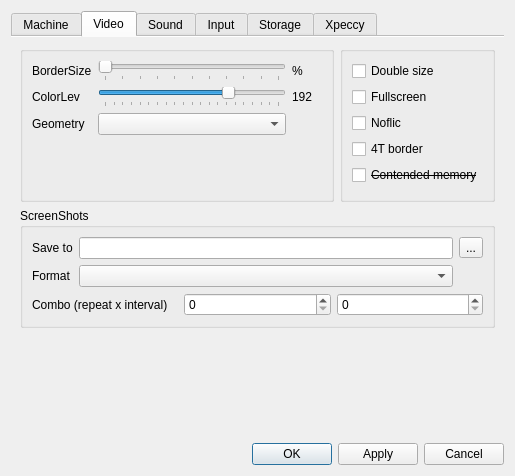
Old version of the form ui/setupwin.ui in the repository samstyle/Xpeccy.
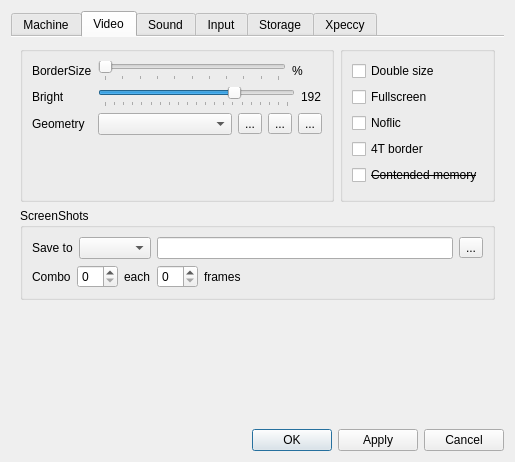
New version of the form. The open tabs and pages were chosen to show the change. Icons and pictures are not drawn.

Patch:
```diff
--- a/ui/setupwin.ui
+++ b/ui/setupwin.ui
@@ -7,7 +7,7 @@
     <x>0</x>
     <y>0</y>
     <width>505</width>
-    <height>476</height>
+    <height>462</height>
    </rect>
   </property>
   <property name="sizePolicy">
@@ -355,13 +355,22 @@
         <attribute name="title">
          <string>Video</string>
         </attribute>
-        <layout class="QVBoxLayout" name="verticalLayout_38">
+        <layout class="QVBoxLayout" name="verticalLayout_24">
          <item>
-          <layout class="QHBoxLayout" name="horizontalLayout_24">
+          <layout class="QHBoxLayout" name="horizontalLayout_27">
            <item>
             <widget class="QGroupBox" name="vidViewGBox">
-             <layout class="QGridLayout" name="gridLayout_19">
+             <layout class="QGridLayout" name="gridLayout_2">
+              <item row="0" column="0">
+               <widget class="QLabel" name="label_3">
+                <property name="text">
+                 <string>BorderSize</string>
+                </property>
+               </widget>
+              </item>
               <item row="0" column="1">
+               <layout class="QHBoxLayout" name="horizontalLayout_18">
+                <item>
                <widget class="QSlider" name="bszsld">
                 <property name="maximum">
                  <number>100</number>
@@ -383,10 +392,7 @@
                 </property>
                </widget>
               </item>
-              <item row="2" column="1">
-               <widget class="QComboBox" name="geombox"/>
-              </item>
-              <item row="0" column="2">
+                <item>
                <widget class="QLabel" name="bszlab">
                 <property name="minimumSize">
                  <size>
@@ -399,35 +405,18 @@
                 </property>
                </widget>
               </item>
-              <item row="1" column="2">
-               <widget class="QLabel" name="brglab">
-                <property name="text">
-                 <string>192</string>
-                </property>
-               </widget>
+               </layout>
               </item>
               <item row="1" column="0">
                <widget class="QLabel" name="label_26">
                 <property name="text">
-                 <string>ColorLev</string>
-                </property>
-               </widget>
-              </item>
-              <item row="2" column="0">
-               <widget class="QLabel" name="label_8">
-                <property name="text">
-                 <string>Geometry</string>
-                </property>
-               </widget>
-              </item>
-              <item row="0" column="0">
-               <widget class="QLabel" name="label_3">
-                <property name="text">
-                 <string>BorderSize</string>
+                 <string>Bright</string>
                 </property>
                </widget>
               </item>
               <item row="1" column="1">
+               <layout class="QHBoxLayout" name="horizontalLayout_24">
+                <item>
                <widget class="QSlider" name="brgslide">
                 <property name="minimum">
                  <number>50</number>
@@ -449,6 +438,62 @@
                 </property>
                </widget>
               </item>
+                <item>
+                 <widget class="QLabel" name="brglab">
+                  <property name="text">
+                   <string>192</string>
+                  </property>
+                 </widget>
+                </item>
+               </layout>
+              </item>
+              <item row="2" column="0">
+               <widget class="QLabel" name="label_8">
+                <property name="text">
+                 <string>Geometry</string>
+                </property>
+               </widget>
+              </item>
+              <item row="2" column="1">
+               <layout class="QHBoxLayout" name="horizontalLayout_26">
+                <item>
+                 <widget class="QComboBox" name="geombox"/>
+                </item>
+                <item>
+                 <widget class="QToolButton" name="layEdit">
+                  <property name="text">
+                   <string>...</string>
+                  </property>
+                  <property name="icon">
+                   <iconset resource="../xpeccy.qrc">
+                    <normaloff>:/images/other.png</normaloff>:/images/other.png</iconset>
+                  </property>
+                 </widget>
+                </item>
+                <item>
+                 <widget class="QToolButton" name="layAdd">
+                  <property name="text">
+                   <string>...</string>
+                  </property>
+                  <property name="icon">
+                   <iconset resource="../xpeccy.qrc">
+                    <normaloff>:/images/add.png</normaloff>:/images/add.png</iconset>
+                  </property>
+                 </widget>
+                </item>
+                <item>
+                 <widget class="QToolButton" name="layDel">
+                  <property name="text">
+                   <string>...</string>
+                  </property>
+                  <property name="icon">
+                   <iconset resource="../xpeccy.qrc">
+                    <normaloff>:/images/cancel.png</normaloff>:/images/cancel.png</iconset>
+                  </property>
+                 </widget>
+                </item>
+               </layout>
+              </item>
               <item row="3" column="1">
                <spacer name="verticalSpacer_20">
                 <property name="orientation">
@@ -534,6 +579,17 @@
            <layout class="QVBoxLayout" name="verticalLayout_7">
             <item>
              <layout class="QGridLayout" name="gridLayout_3">
+              <item row="0" column="3">
+               <widget class="QToolButton" name="pathtb">
+                <property name="text">
+                 <string>...</string>
+                </property>
+                <property name="icon">
+                 <iconset resource="../xpeccy.qrc">
+                  <normaloff>:/images/fileopen.png</normaloff>:/images/fileopen.png</iconset>
+                </property>
+               </widget>
+              </item>
               <item row="0" column="0">
                <widget class="QLabel" name="label_5">
                 <property name="text">
@@ -541,32 +597,14 @@
                 </property>
                </widget>
               </item>
-              <item row="0" column="1">
+              <item row="0" column="2">
                <widget class="QLineEdit" name="pathle">
                 <property name="readOnly">
                  <bool>true</bool>
                 </property>
                </widget>
               </item>
-              <item row="0" column="2">
-               <widget class="QToolButton" name="pathtb">
-                <property name="text">
-                 <string>...</string>
-                </property>
-                <property name="icon">
-                 <iconset resource="../xpeccy.qrc">
-                  <normaloff>:/images/fileopen.png</normaloff>:/images/fileopen.png</iconset>
-                </property>
-               </widget>
-              </item>
-              <item row="1" column="0">
-               <widget class="QLabel" name="label_6">
-                <property name="text">
-                 <string>Format</string>
-                </property>
-               </widget>
-              </item>
-              <item row="1" column="1">
+              <item row="0" column="1">
                <widget class="QComboBox" name="ssfbox"/>
               </item>
              </layout>
@@ -576,16 +614,43 @@
               <item>
                <widget class="QLabel" name="label_7">
                 <property name="text">
-                 <string>Combo (repeat x interval)</string>
+                 <string>Combo</string>
                 </property>
                </widget>
               </item>
               <item>
                <widget class="QSpinBox" name="scntbox"/>
               </item>
+              <item>
+               <widget class="QLabel" name="label_6">
+                <property name="text">
+                 <string>each</string>
+                </property>
+               </widget>
+              </item>
               <item>
                <widget class="QSpinBox" name="sintbox"/>
               </item>
+              <item>
+               <widget class="QLabel" name="label_34">
+                <property name="text">
+                 <string>frames</string>
+                </property>
+               </widget>
+              </item>
+              <item>
+               <spacer name="horizontalSpacer_5">
+                <property name="orientation">
+                 <enum>Qt::Horizontal</enum>
+                </property>
+                <property name="sizeHint" stdset="0">
+                 <size>
+                  <width>40</width>
+                  <height>20</height>
+                 </size>
+                </property>
+               </spacer>
+              </item>
              </layout>
             </item>
            </layout>
```
Lines whose indentation alone changed are shown as unchanged.
